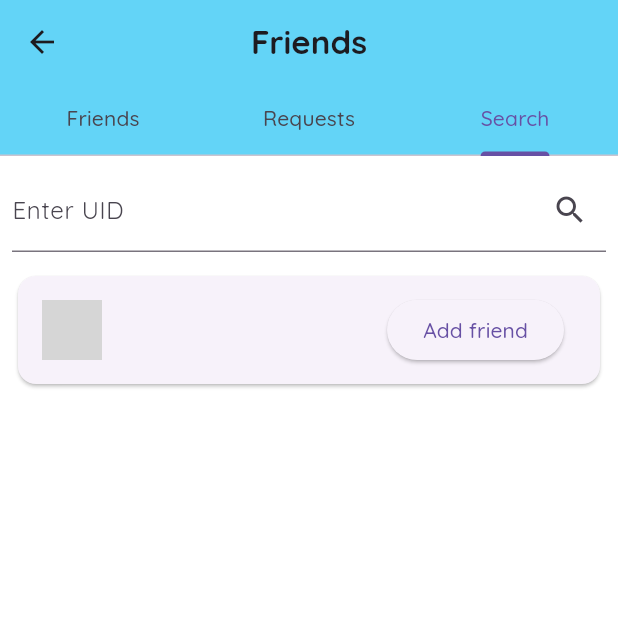
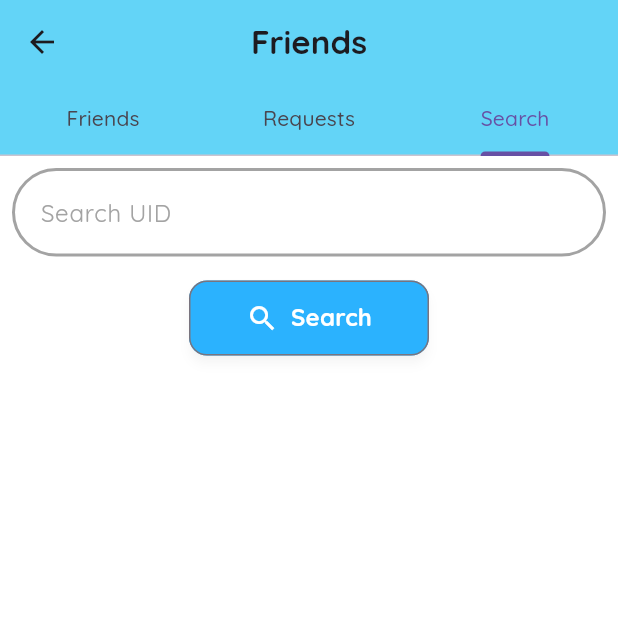
Before and after one commit to duchieutran/chat-realtime, a Flutter app: the Friends screen opened by its route, tab 3 chosen, on a phone screen of 412 x 824 dp, the top half of it. Run offline on Flutter 3.47's test engine with Material 3 defaults, Android fonts, the phone set to English and light mode, and no system bars; our stand-ins replace action_slider, carousel_slider, cloud_firestore, firebase_auth, firebase_core, firebase_storage and 2 more; accounts and stored records are empty; project files that could hold a hidden picture were left out; grey boxes are pictures that could not be loaded.

Commit message:
update friend new 9-2

```diff
--- a/lib/main.dart
+++ b/lib/main.dart
@@ -20,7 +20,7 @@ Future<void> main() async {
         ),
         ChangeNotifierProvider(
           create: (context) => MessageViewModel(),
-        )
+        ),
       ],
       child: const MyApp(),
     ),
--- a/lib/views/friends/friends.dart
+++ b/lib/views/friends/friends.dart
@@ -1,5 +1,10 @@
+import 'package:chatting/services/store_services.dart';
+import 'package:chatting/utils/app_colors.dart';
 import 'package:chatting/view_models/friends_vm/friend_viewmodel.dart';
+import 'package:chatting/view_models/profile_vm/profile_viewmodel.dart';
 import 'package:chatting/views/friends/component/card_info.dart';
+import 'package:chatting/views/friends/component/popup_friends.dart';
+import 'package:chatting/views/widgets/text_field_custom.dart';
 import 'package:flutter/material.dart';
 import 'package:chatting/models/users.dart';
 
@@ -12,6 +17,8 @@ class Friends extends StatefulWidget {
 
 class _FriendsState extends State<Friends> {
   final FriendViewModel friendVM = FriendViewModel();
+  final ProfileViewModel profileVM = ProfileViewModel();
+  final StoreServices store = StoreServices();
   final TextEditingController searchController = TextEditingController();
   Users? searchedUser;
 
@@ -37,7 +44,7 @@ class _FriendsState extends State<Friends> {
         ),
         body: TabBarView(
           children: [
-            _buildFriendsList(size: size),
+            _buildFriendsList(),
             _buildFriendRequests(),
             _buildSearchFriends(),
           ],
@@ -46,28 +53,26 @@ class _FriendsState extends State<Friends> {
     );
   }
 
-  Widget _buildFriendsList({required Size size}) {
-    return FutureBuilder<List<Users>?>(
-      future: friendVM.getFriend(),
+  Widget _buildFriendsList() {
+    return StreamBuilder<List<String>>(
+      stream: store.listenToFriend(),
       builder: (context, snapshot) {
-        if (snapshot.connectionState == ConnectionState.waiting) {
+        if (!snapshot.hasData) {
           return const Center(child: CircularProgressIndicator());
         }
-        if (snapshot.hasError ||
-            snapshot.data == null ||
-            snapshot.data!.isEmpty) {
-          return const Center(child: Text("No friends"));
-        }
+        List<String> friendIds = snapshot.data!;
+
         return ListView.builder(
-          itemCount: snapshot.data!.length,
+          itemCount: friendIds.length,
           itemBuilder: (context, index) {
-            Users user = snapshot.data![index];
+            return FutureBuilder<Users?>(
+              future: store.getUserInfo(uid: friendIds[index]),
+              builder: (context, userSnapshot) {
+                if (!userSnapshot.hasData) return const SizedBox();
+                Users user = userSnapshot.data!;
                 return Padding(
-              padding: const EdgeInsets.symmetric(vertical: 5, horizontal: 10),
+                  padding: const EdgeInsets.all(8.0),
                   child: CardInfo(
-                function: () {
-                  print("not null");
-                },
                     urlAvatar: user.urlAvatar,
                     email: user.email,
                     name: user.name,
@@ -77,35 +82,37 @@ class _FriendsState extends State<Friends> {
             );
           },
         );
+      },
+    );
+    ;
   }
 
   Widget _buildFriendRequests() {
-    return FutureBuilder<List<String>?>(
-      future: friendVM.getFriendRequest(),
+    return StreamBuilder<List<String>>(
+      stream: store.listenToFriendRequests(),
       builder: (context, snapshot) {
-        if (snapshot.connectionState == ConnectionState.waiting) {
-          return const Center(child: CircularProgressIndicator());
-        }
-        if (snapshot.hasError ||
-            snapshot.data == null ||
-            snapshot.data!.isEmpty) {
-          return const Center(child: Text("No requests"));
-        }
+        if (!snapshot.hasData) return CircularProgressIndicator();
+        List<String> friendRequestIds = snapshot.data!;
+
         return ListView.builder(
-          itemCount: snapshot.data!.length,
+          itemCount: friendRequestIds.length,
           itemBuilder: (context, index) {
-            return Card(
-              margin: const EdgeInsets.symmetric(vertical: 8, horizontal: 12),
-              child: ListTile(
-                title: Text("UID: ${snapshot.data![index]}",
-                    style: const TextStyle(fontWeight: FontWeight.bold)),
-                trailing: ElevatedButton(
-                  onPressed: () {
-                    // Handle accept request
+            return FutureBuilder<Users?>(
+              future: store.getUserInfo(uid: friendRequestIds[index]),
+              builder: (context, userSnapshot) {
+                if (!userSnapshot.hasData) return const SizedBox();
+                Users user = userSnapshot.data!;
+                return CardInfo(
+                  urlAvatar: user.urlAvatar,
+                  email: user.email,
+                  name: user.name,
+                  iconData: Icons.check_circle,
+                  feature: "Accept",
+                  function: () async {
+                    await store.acceptFriendRequest(user.uid);
                   },
-                  child: const Text("Accept"),
-                ),
-              ),
+                );
+              },
             );
           },
         );
@@ -116,47 +123,65 @@ class _FriendsState extends State<Friends> {
   Widget _buildSearchFriends() {
     return Column(
       children: [
-        Padding(
+        Container(
           padding: const EdgeInsets.all(8.0),
-          child: TextField(
+          child: TextFieldCustom(
             controller: searchController,
-            decoration: InputDecoration(
-              labelText: "Enter UID",
-              suffixIcon: IconButton(
-                icon: const Icon(Icons.search),
+            hintText: "Search UID",
+            inputType: TextInputType.text,
+          ),
+        ),
+        const SizedBox(height: 8),
+        SizedBox(
+          width: 160,
+          height: 50,
+          child: OutlinedButton(
             onPressed: () async {
-                  String uid = searchController.text.trim();
-                  if (uid.isNotEmpty) {
-                    Users? user = await friendVM.findFriends(uid: uid);
-                    setState(() => searchedUser = user);
+              if (searchController.text.trim().isEmpty) {
+                print("Vui long nhap uid");
+              } else {
+                Users? user = await friendVM.findFriends(
+                    uid: searchController.text.trim());
+                if (user == null) {
+                  print("nguoi dung khong ton tai!");
+                } else {
+                  showDialog(
+                    context: context,
+                    builder: (context) => FriendRequestDialog(
+                        url: user.urlAvatar,
+                        name: user.name,
+                        email: user.email,
+                        statusAdd: false,
+                        onAddFriend: () {
+                          friendVM.sendFriend(
+                              receiverUid: searchController.text);
+                        }),
+                  );
+                }
               }
             },
+            style: OutlinedButton.styleFrom(
+              backgroundColor: AppColors.blue40,
+              shape: RoundedRectangleBorder(
+                borderRadius: BorderRadius.circular(12),
+              ),
+              shadowColor: Colors.black.withOpacity(0.2),
+              elevation: 3,
+            ),
+            child: const Row(
+              mainAxisAlignment: MainAxisAlignment.center,
+              children: [
+                Icon(Icons.search, color: AppColors.light, size: 22),
+                SizedBox(width: 8),
+                Text(
+                  "Search",
+                  style: TextStyle(
+                    color: AppColors.light,
+                    fontWeight: FontWeight.bold,
+                    fontSize: 16,
                   ),
                 ),
-          ),
-        ),
-        if (searchedUser != null)
-          Card(
-            margin: const EdgeInsets.symmetric(vertical: 8, horizontal: 12),
-            child: ListTile(
-              leading: CircleAvatar(
-                backgroundImage: NetworkImage(searchedUser!.urlAvatar ??
-                    "https://via.placeholder.com/150"),
-              ),
-              title: Text(searchedUser!.name ?? "No name",
-                  style: const TextStyle(fontWeight: FontWeight.bold)),
-              subtitle: Text(searchedUser!.email ?? "No email"),
-              trailing: ElevatedButton(
-                onPressed: () async {
-                  bool success =
-                      await friendVM.sendFriend(receiverUid: searchedUser!.uid);
-                  if (success) {
-                    ScaffoldMessenger.of(context).showSnackBar(
-                      const SnackBar(content: Text("Request sent")),
-                    );
-                  }
-                },
-                child: const Text("Add friend"),
+              ],
             ),
           ),
         ),
```
Also changed, not shown: lib/services/store_services.dart (+20 -6 lines), lib/view_models/friends_vm/friend_viewmodel.dart (+5 -3 lines), lib/views/friends/component/card_info.dart (+9 -5 lines). Lines whose indentation alone changed are shown as unchanged.
